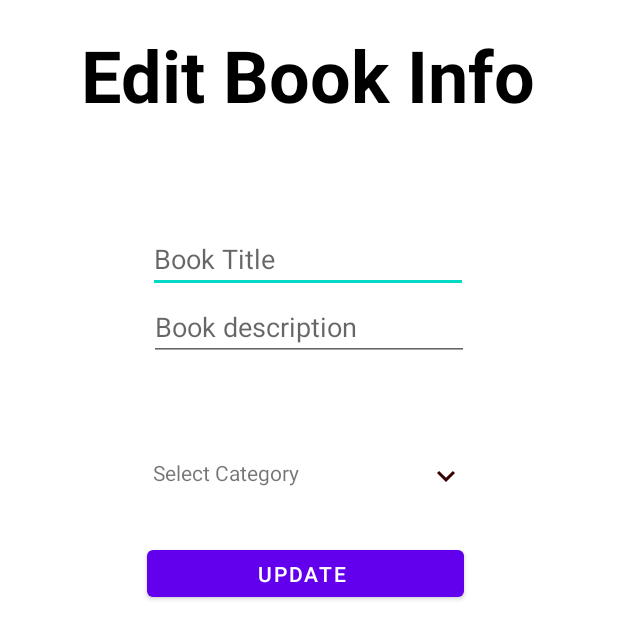
After one commit to CodeERAayush/iLibrary, an Android app: the layout activity_pdf_edit.xml on its own in the app's theme, with its tools: preview values and no code run, on a phone screen of 412 x 824 dp. The commit adds this screen. Shown: the top 639 px of the screen. Run offline under Robolectric (Android 15) with nearby library versions, the phone set to English and light mode, and no system bars.

Commit message:
Day 7 - Show and edit book info

```diff
--- a/app/src/main/AndroidManifest.xml
+++ b/app/src/main/AndroidManifest.xml
@@ -5,13 +5,16 @@
     <uses-permission android:name="android.permission.INTERNET" />
 
     <application
+        android:name=".MyApplication"
         android:allowBackup="true"
         android:icon="@mipmap/ic_launcher"
         android:label="@string/app_name"
-        android:name=".MyApplication"
         android:roundIcon="@mipmap/ic_launcher_round"
         android:supportsRtl="true"
         android:theme="@style/Theme.ILibrary">
+        <activity
+            android:name=".PdfEditActivity"
+            android:exported="false" />
         <activity
             android:name=".PdfListAdmin"
             android:exported="false" />
--- a/app/src/main/java/com/codeeraayush/ilibrary/PdfListAdmin.java
+++ b/app/src/main/java/com/codeeraayush/ilibrary/PdfListAdmin.java
@@ -25,7 +25,7 @@ public class PdfListAdmin extends AppCompatActivity {
 
     private ArrayList<ModelPdf> pdfArr;
 
-    AdapterPdfAdmin adapterPdfAdmin;
+    private AdapterPdfAdmin adapterPdfAdmin;
     private String categoryId,categoryTitle;
 private ActivityPdfListAdminBinding binding;
     @Override
@@ -35,7 +35,7 @@ private ActivityPdfListAdminBinding binding;
         setContentView(binding.getRoot());
         Intent intent=getIntent();
         categoryId=intent.getStringExtra("categoryId");
-        categoryTitle=intent.getStringExtra("categoryTitle");
+        categoryTitle=intent.getStringExtra("category");
 
 
 
--- a/app/src/main/java/com/codeeraayush/ilibrary/pdfAddActivity.java
+++ b/app/src/main/java/com/codeeraayush/ilibrary/pdfAddActivity.java
@@ -216,7 +216,7 @@ description=binding.desBk.getText().toString().trim();
         });
     }
 //select category id and Title
-    private String selectedcategoryId="",selectedCategoryTitle="";
+    private String selectedcategoryId,selectedCategoryTitle;
 
     private void selectCategory() {
 
@@ -239,6 +239,10 @@ description=binding.desBk.getText().toString().trim();
 
                         //set to category textview
                         binding.categorySel.setText(selectedCategoryTitle);
+
+
+                        //log
+                        Log.d(TAG, "onClick: Selected Category"+selectedcategoryId+" "+selectedCategoryTitle);
 
                     }
                 })
--- /dev/null
+++ b/app/src/main/res/layout/activity_pdf_edit.xml
@@ -0,0 +1,84 @@
+<?xml version="1.0" encoding="utf-8"?>
+<androidx.constraintlayout.widget.ConstraintLayout xmlns:android="http://schemas.android.com/apk/res/android"
+    xmlns:app="http://schemas.android.com/apk/res-auto"
+    xmlns:tools="http://schemas.android.com/tools"
+    android:layout_width="match_parent"
+    android:layout_height="match_parent"
+    tools:context=".PdfEditActivity">
+
+    <TextView
+        android:id="@+id/textView3"
+        style="@style/TextAppearance.MaterialComponents.Headline3"
+        android:layout_width="wrap_content"
+        android:layout_height="wrap_content"
+        android:text="Edit Book Info"
+        android:textColor="@color/black"
+        android:textStyle="bold"
+        app:layout_constraintBottom_toBottomOf="parent"
+        app:layout_constraintEnd_toEndOf="parent"
+        app:layout_constraintHorizontal_bias="0.495"
+        app:layout_constraintStart_toStartOf="parent"
+        app:layout_constraintTop_toTopOf="parent"
+        app:layout_constraintVertical_bias="0.023" />
+
+    <EditText
+        android:id="@+id/titleEt"
+        android:layout_width="wrap_content"
+        android:layout_height="wrap_content"
+        android:ems="10"
+        android:hint="Book Title"
+        android:inputType="textPersonName"
+        app:layout_constraintBottom_toBottomOf="parent"
+        app:layout_constraintEnd_toEndOf="parent"
+        app:layout_constraintHorizontal_bias="0.497"
+        app:layout_constraintStart_toStartOf="parent"
+        app:layout_constraintTop_toBottomOf="@+id/textView3"
+        app:layout_constraintVertical_bias="0.098" />
+
+    <ScrollView
+        android:layout_width="wrap_content"
+        android:layout_height="100dp"
+        android:id="@+id/descriptionHolder"
+        app:layout_constraintEnd_toEndOf="parent"
+        app:layout_constraintStart_toStartOf="parent"
+        app:layout_constraintTop_toBottomOf="@+id/titleEt">
+
+        <EditText
+            android:id="@+id/descriptionEt"
+            android:layout_width="wrap_content"
+            android:layout_height="wrap_content"
+            android:ems="10"
+            android:hint="Book description"
+            android:inputType="textPersonName"
+            app:layout_constraintBottom_toBottomOf="parent" />
+    </ScrollView>
+
+
+    <TextView
+        android:id="@+id/categoryEt"
+        android:layout_width="207dp"
+        android:layout_height="24dp"
+        android:drawableEnd="@drawable/down_icon"
+        android:ems="10"
+        android:inputType="textPersonName"
+        android:text="Select Category"
+        app:layout_constraintBottom_toBottomOf="parent"
+        app:layout_constraintEnd_toEndOf="parent"
+        app:layout_constraintHorizontal_bias="0.497"
+        app:layout_constraintStart_toStartOf="parent"
+        app:layout_constraintTop_toBottomOf="@+id/descriptionHolder"
+        app:layout_constraintVertical_bias="0.02" />
+
+    <Button
+        android:id="@+id/updateBtn"
+        android:layout_width="211dp"
+        android:layout_height="43dp"
+        android:text="Update "
+        app:layout_constraintBottom_toBottomOf="parent"
+        app:layout_constraintEnd_toEndOf="parent"
+        app:layout_constraintHorizontal_bias="0.49"
+        app:layout_constraintStart_toStartOf="parent"
+        app:layout_constraintTop_toBottomOf="@+id/categoryEt"
+        app:layout_constraintVertical_bias="0.07" />
+
+</androidx.constraintlayout.widget.ConstraintLayout>
--- a/app/src/main/res/layout/activity_pdf_list_admin.xml
+++ b/app/src/main/res/layout/activity_pdf_list_admin.xml
@@ -43,15 +43,15 @@
 
     <androidx.recyclerview.widget.RecyclerView
         android:id="@+id/bookRv"
-        android:layout_width="416dp"
-        android:layout_height="628dp"
+        android:layout_width="389dp"
+        android:layout_height="602dp"
         android:layout_marginTop="20dp"
         app:layout_constraintBottom_toBottomOf="parent"
         app:layout_constraintEnd_toEndOf="parent"
         app:layout_constraintHorizontal_bias="0.0"
         app:layout_constraintStart_toStartOf="parent"
 
-        app:layout_constraintTop_toBottomOf="@+id/textView2"
+        app:layout_constraintTop_toBottomOf="@+id/searchTv"
         app:layout_constraintVertical_bias="0.947"
         tools:listitem="@layout/pdf_row_admin" />
 </androidx.constraintlayout.widget.ConstraintLayout>
--- a/app/src/main/res/layout/pdf_row_admin.xml
+++ b/app/src/main/res/layout/pdf_row_admin.xml
@@ -30,10 +30,6 @@
 
             />
 
-        <ProgressBar
-            android:id="@+id/progressBar"
-            android:layout_width="match_parent"
-            android:layout_height="match_parent" />
     </RelativeLayout>
 
     <TextView
```
Also changed, not shown: app/src/main/java/com/codeeraayush/ilibrary/PdfEditActivity.java (added, +223 -0 lines), app/src/main/java/com/codeeraayush/ilibrary/adapters/AdapterPdfAdmin.java (+104 -3 lines), app/src/main/java/com/codeeraayush/ilibrary/models/ModelPdf.java (+7 -0 lines).
